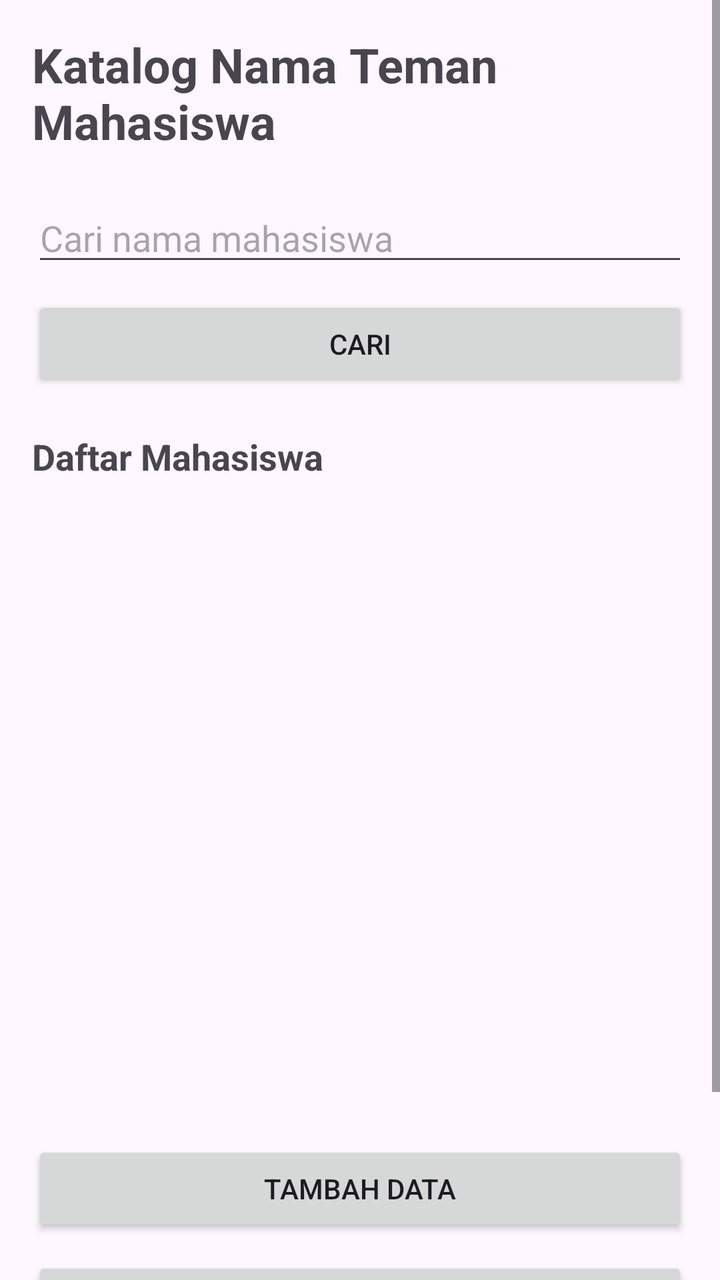
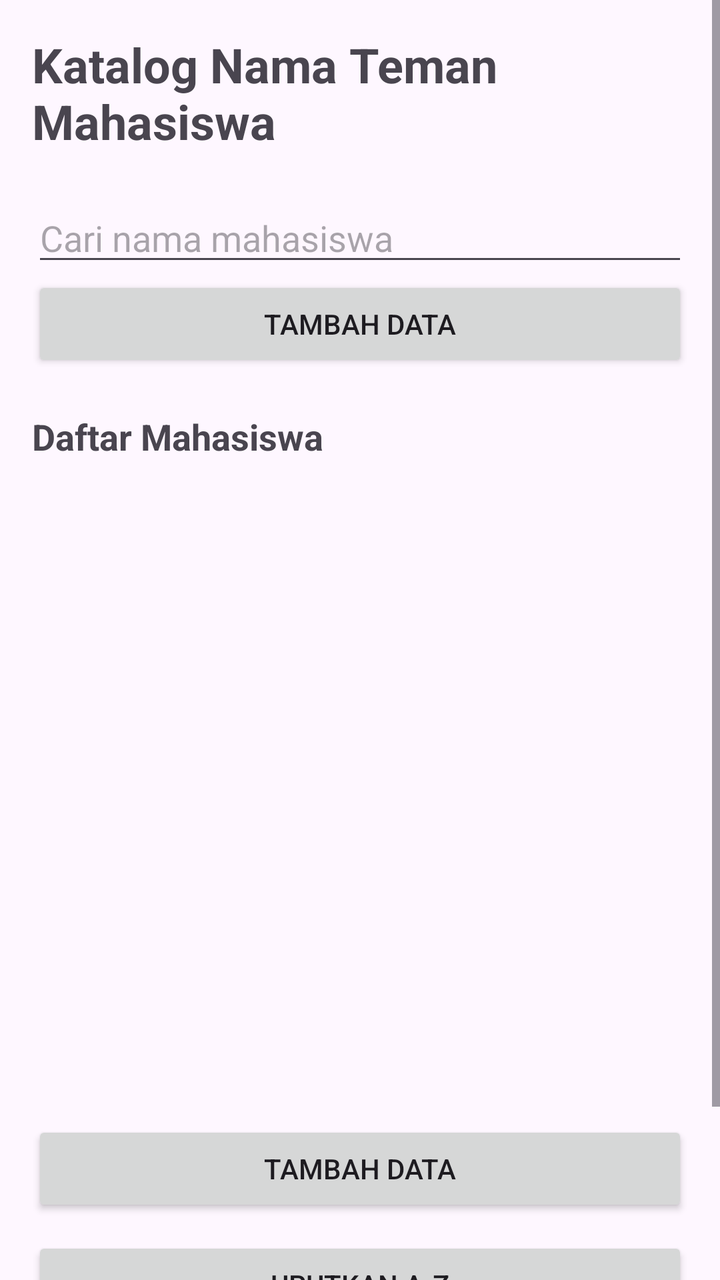

Before-and-after screenshots of an Android layout around one commit, followed by the original layout XML and the change that was made.
<!-- AndroidManifest.xml: application theme Theme.KatalogMahasiswa -->
<!-- res/layout/activity_main.xml -->
<?xml version="1.0" encoding="utf-8"?>
<ScrollView xmlns:android="http://schemas.android.com/apk/res/android"
    android:id="@+id/main"
    android:layout_width="match_parent"
    android:layout_height="match_parent">

    <LinearLayout
        android:layout_width="match_parent"
        android:layout_height="wrap_content"
        android:orientation="vertical"
        android:padding="16dp">

        <TextView
            android:layout_width="wrap_content"
            android:layout_height="wrap_content"
            android:text="Katalog Nama Teman Mahasiswa"
            android:textSize="24sp"
            android:textStyle="bold"
            android:layout_gravity="center"
            android:paddingBottom="20dp"/>

        <EditText
            android:layout_width="match_parent"
            android:layout_height="wrap_content"
            android:hint="Cari nama mahasiswa"/>

        <Button
            android:layout_width="match_parent"
            android:layout_height="wrap_content"
            android:text="Cari"
            android:layout_marginTop="10dp"/>

        <TextView
            android:layout_width="wrap_content"
            android:layout_height="wrap_content"
            android:text="Daftar Mahasiswa"
            android:textStyle="bold"
            android:textSize="18sp"
            android:layout_marginTop="20dp"/>

        <ListView
            android:layout_width="match_parent"
            android:layout_height="300dp"
            android:layout_marginTop="10dp"/>

        <Button
            android:layout_width="match_parent"
            android:layout_height="wrap_content"
            android:text="Tambah Data"
            android:layout_marginTop="20dp"/>

        <Button
            android:layout_width="match_parent"
            android:layout_height="wrap_content"
            android:text="Urutkan A-Z"
            android:layout_marginTop="10dp"/>

        <Button
            android:layout_width="match_parent"
            android:layout_height="wrap_content"
            android:text="Urutkan Z-A"
            android:layout_marginTop="10dp"/>

    </LinearLayout>

</ScrollView>
<!-- resources referenced by this layout -->
<resources>
  <style name="Theme.KatalogMahasiswa" parent="Base.Theme.KatalogMahasiswa" />
  <style name="Base.Theme.KatalogMahasiswa" parent="Theme.Material3.DayNight.NoActionBar">
          
          
      </style>
</resources>

<!-- the commit's change to res/layout/activity_main.xml (unified diff, before → after) -->
@@ -25,10 +25,10 @@
             android:hint="Cari nama mahasiswa"/>
 
         <Button
+            android:id="@+id/btnTambah"
             android:layout_width="match_parent"
             android:layout_height="wrap_content"
-            android:text="Cari"
-            android:layout_marginTop="10dp"/>
+            android:text="Tambah Data"/>
 
         <TextView
             android:layout_width="wrap_content"
